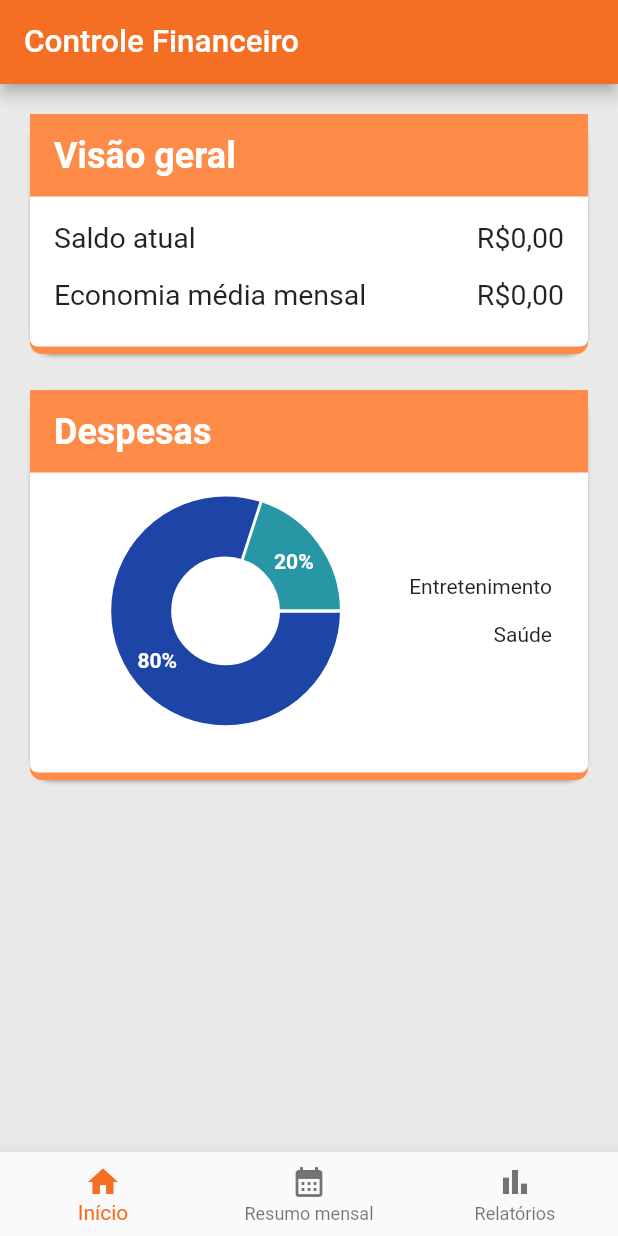
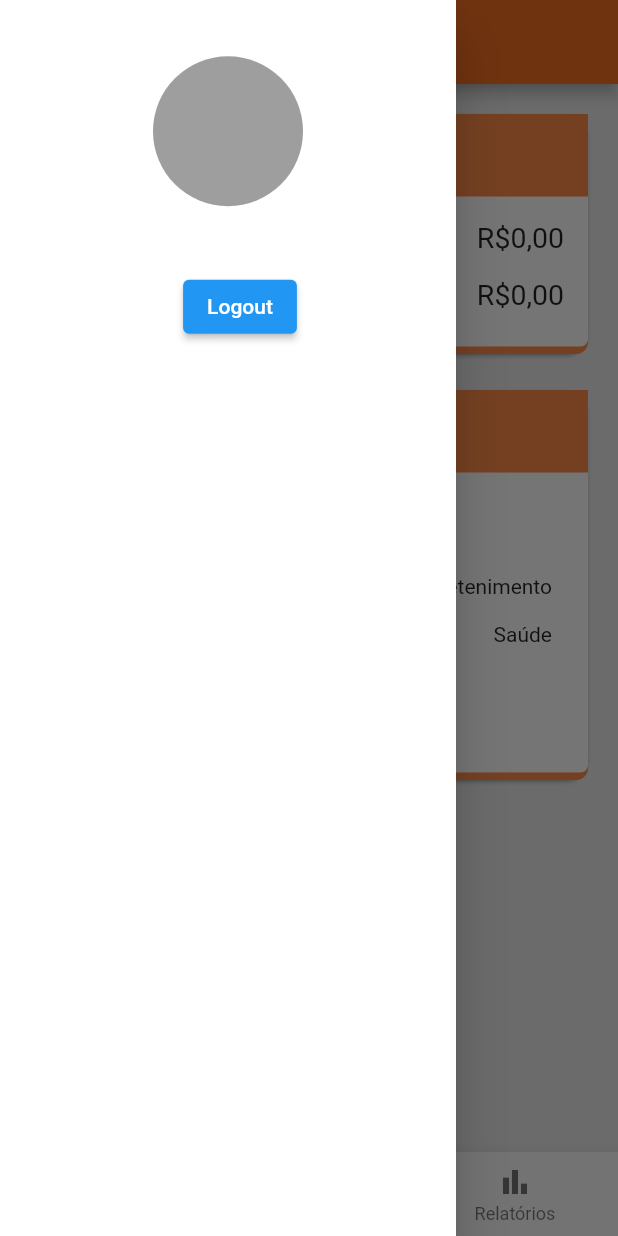
Before and after one commit to RodrigoVieira06/projeto-controle-financeiro, a Flutter app: the screen it shows once a user with an empty profile is signed in, with the side drawer open (before the commit the screen has no drawer), on a phone screen of 412 x 824 dp. Run offline on Flutter 3.47's test engine with Material 2 defaults, Android fonts, the phone set to English and light mode, and no system bars; drawn by our look-alikes of fl_chart; our stand-ins replace firebase_auth, firebase_core, flutter_modular; accounts and stored records are empty.

Commit message:
016 e 017 - Adicionada a tela de login e cadastro com autenticação completas.

```diff
--- a/lib/components/drawer_widget.dart
+++ b/lib/components/drawer_widget.dart
@@ -0,0 +1,56 @@
+import 'package:firebase_auth/firebase_auth.dart';
+import 'package:flutter/material.dart';
+import 'package:flutter/src/foundation/key.dart';
+import 'package:flutter/src/widgets/framework.dart';
+import 'package:projeto_controle_financeiro/core/auth/services/auth_service.dart';
+import 'package:projeto_controle_financeiro/main.dart';
+import 'package:provider/provider.dart';
+
+class DrawerWidget extends StatelessWidget {
+  const DrawerWidget({Key? key}) : super(key: key);
+  @override
+  Widget build(BuildContext context) {
+    return Drawer(
+      backgroundColor: Colors.white,
+      child: Column(
+        crossAxisAlignment: CrossAxisAlignment.start,
+        children: [
+          Center(
+            child: SizedBox(
+              height: 250,
+              child: Column(
+                mainAxisAlignment: MainAxisAlignment.center,
+                children: [
+                  const Padding(
+                    padding: EdgeInsets.all(16.0),
+                    child: CircleAvatar(
+                      backgroundColor: Colors.grey,
+                      minRadius: 50,
+                    ),
+                  ),
+                  Padding(
+                    padding: const EdgeInsets.only(left: 16.0),
+                    child: Text(
+                      context.read<AuthService>().usuario!.email!,
+                      style: const TextStyle(
+                        fontSize: 16,
+                        fontWeight: FontWeight.w700,
+                      ),
+                    ),
+                  ),
+                  Padding(
+                    padding: const EdgeInsets.only(left: 16.0, top: 8.0),
+                    child: ElevatedButton(
+                      onPressed: () => context.read<AuthService>().logout(),
+                      child: const Text('Logout'),
+                    ),
+                  ),
+                ],
+              ),
+            ),
+          ),
+        ],
+      ),
+    );
+  }
+}
--- a/lib/core/auth/services/auth_service.dart
+++ b/lib/core/auth/services/auth_service.dart
@@ -15,17 +15,17 @@ class AuthService extends ChangeNotifier {
     _authCheck();
   }
 
-  _getUser() {
-    usuario = _auth.currentUser;
-    notifyListeners();
-  }
-
   _authCheck() {
     _auth.authStateChanges().listen((User? user) {
       usuario = (user == null) ? null : user;
       isLoading = false;
       notifyListeners();
     });
+  }
+
+  _getUser() {
+    usuario = _auth.currentUser;
+    notifyListeners();
   }
 
   login(String email, String senha) async {
@@ -37,6 +37,8 @@ class AuthService extends ChangeNotifier {
         throw AuthException('Email não encontrado. Por favor, cadastre-se.');
       } else if (e.code == 'wrong-password') {
         throw AuthException('Senha incorreta.');
+      } else if (e.code == 'invalid-email') {
+        throw AuthException('Email inválido.');
       }
     }
   }
@@ -55,6 +57,8 @@ class AuthService extends ChangeNotifier {
         throw AuthException('A senha é muito fraca.');
       } else if (e.code == 'email-already-in-use') {
         throw AuthException('Este email já foi utilizado.');
+      } else if (e.code == 'invalid-email') {
+        throw AuthException('Email inválido.');
       }
     }
   }
--- a/lib/screens/home/home_page.dart
+++ b/lib/screens/home/home_page.dart
@@ -1,4 +1,5 @@
 import 'package:flutter/material.dart';
+import 'package:projeto_controle_financeiro/components/drawer_widget.dart';
 import 'package:projeto_controle_financeiro/components/nav_bar_widget.dart';
 import 'package:projeto_controle_financeiro/screens/home/home_widget.dart';
 import 'package:projeto_controle_financeiro/utils/theme.dart';
@@ -10,7 +11,7 @@ class HomePage extends StatelessWidget {
   Widget build(BuildContext context) {
     return Scaffold(
       backgroundColor: const Color.fromARGB(255, 233, 233, 233),
-      //drawer: const NavDrawer(),
+      drawer: const DrawerWidget(),
       appBar: AppBar(
         title: const Text('Controle Financeiro'),
         backgroundColor: projectTheme.primaryColor,
--- a/lib/screens/login/components/login_widget.dart
+++ b/lib/screens/login/components/login_widget.dart
@@ -18,7 +18,7 @@ class _LoginWidgetState extends State<LoginWidget> {
   bool isLogin = true;
   late String titulo;
   late String acessarButton;
-  late String cadastrarButton;
+  late String toggleButton;
 
   @override
   void initState() {
@@ -32,32 +32,28 @@ class _LoginWidgetState extends State<LoginWidget> {
       if (isLogin) {
         titulo = 'Controle Financeiro';
         acessarButton = 'Acessar';
-        cadastrarButton = 'Cadastrar';
+        toggleButton = 'Cadastrar';
       } else {
         titulo = 'Crie sua conta';
         acessarButton = 'Cadastrar';
-        cadastrarButton = 'Voltar ao login';
+        toggleButton = 'Voltar ao login';
       }
     });
   }
 
   login() async {
-    // setState(() => loading = true);
     try {
       await context.read<AuthService>().login(email.text, senha.text);
     } on AuthException catch (e) {
-      // setState(() => loading = false);
       ScaffoldMessenger.of(context)
           .showSnackBar(SnackBar(content: Text(e.message)));
     }
   }
 
   registrar() async {
-    // setState(() => loading = true);
     try {
       await context.read<AuthService>().registrar(email.text, senha.text);
     } on AuthException catch (e) {
-      // setState(() => loading = false);
       ScaffoldMessenger.of(context)
           .showSnackBar(SnackBar(content: Text(e.message)));
     }
@@ -153,7 +149,7 @@ class _LoginWidgetState extends State<LoginWidget> {
                             primary: Colors.grey,
                             fixedSize: const Size(130, 10),
                           ),
-                          child: Text(cadastrarButton),
+                          child: Text(toggleButton),
                         ),
                       ],
                     ),
--- a/pubspec.yaml
+++ b/pubspec.yaml
@@ -11,12 +11,12 @@ dependencies:
     sdk: flutter
 
   flutter_modular: ^5.0.3
-  flutter_bloc: ^8.1.1
-  fl_chart: ^0.55.1
+  # flutter_bloc: ^8.1.1
   firebase_core: ^1.21.0
   firebase_auth: ^3.6.4
   firebase_database: ^9.1.2
-  provider:
+  provider: ^6.0.3
+  fl_chart: ^0.55.1
 
 dev_dependencies:
   flutter_test:
```
Also changed, not shown: pubspec.lock, 3 other files.
